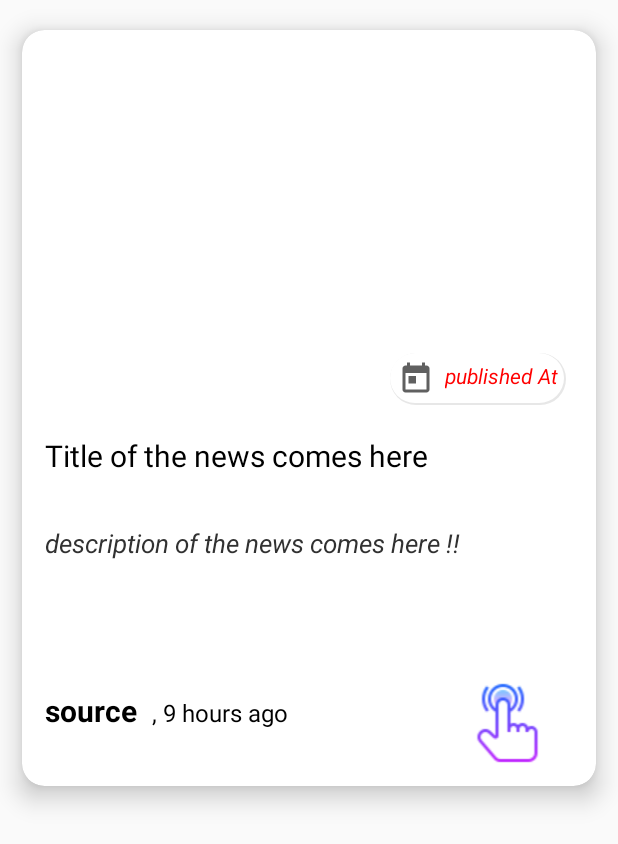
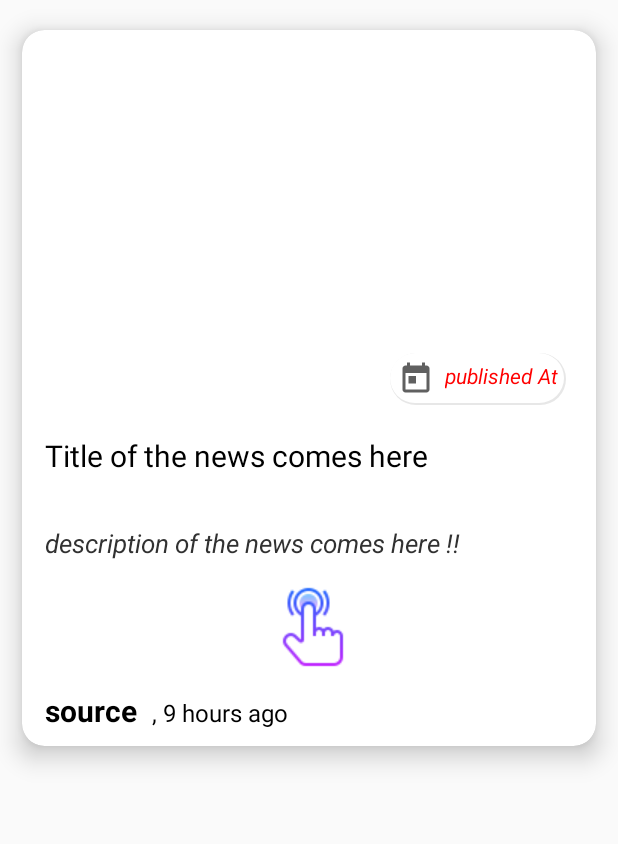
Before and after one commit to subhav13/The-News-App, an Android app: the layout news_headlines_row.xml on its own in the app's theme, with its tools: preview values and no code run, on a phone screen of 412 x 824 dp. Shown: the top 844 px of the screen. Run offline under Robolectric (Android 15) with nearby library versions, the phone set to English and light mode, and no system bars; network calls fail; Roboto replaces fonts that are not available here.

Commit message:
Minor Drawable Change

```diff
--- a/app/src/main/res/drawable/curved_border.xml
+++ b/app/src/main/res/drawable/curved_border.xml
@@ -3,7 +3,7 @@
     android:shape="rectangle">
     <corners android:radius="15dp" />
     <stroke
-        android:width="3dp"/>
+        android:width="2dp"/>
     <solid
         android:color="@android:color/holo_red_light"/>
     <gradient
--- a/app/src/main/res/layout/news_headlines_row.xml
+++ b/app/src/main/res/layout/news_headlines_row.xml
@@ -66,10 +66,12 @@
             android:text="description of the news comes here !!"
             android:textSize="17sp"
             android:layout_marginTop="10dp"
+
             android:layout_marginStart="5dp"
             android:id="@+id/description"
             android:textStyle="italic"
-            android:textColor="#313131"/>
+            android:textColor="#313131"
+            app:drawableBottomCompat="@drawable/click" />
 
         <LinearLayout
             android:layout_width="match_parent"
@@ -97,14 +99,6 @@
                 android:textColor="@android:color/black"
                 android:id="@+id/time_ago"/>
 
-
-            <ImageView
-                android:layout_width="0dp"
-                android:layout_weight="1"
-                android:layout_height="wrap_content"
-                android:layout_gravity="end"
-                android:src="@drawable/click"/>
-
         </LinearLayout>
 
 
```
